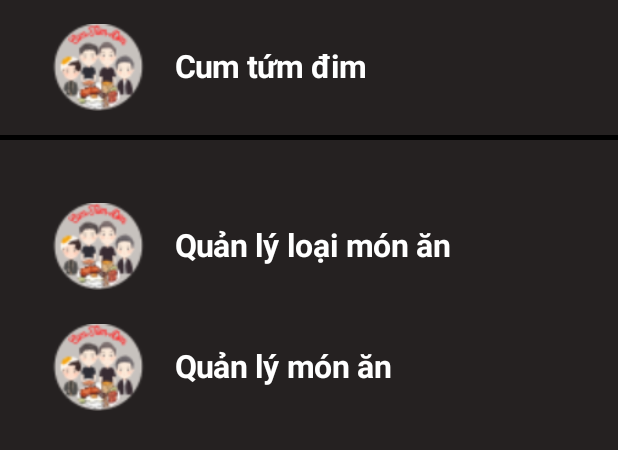
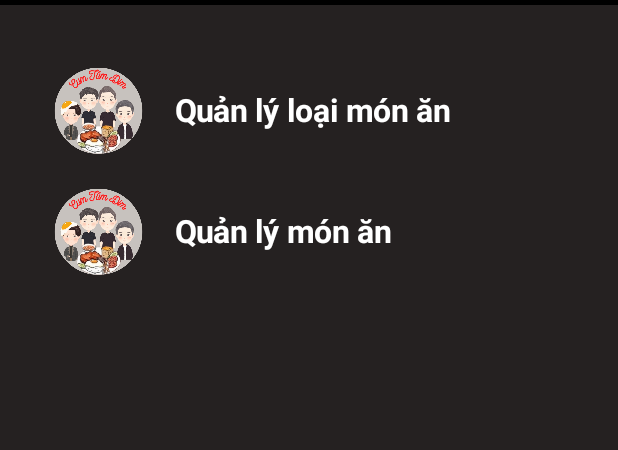
Before and after one commit to DwngSagn38/Com_Tam, an Android app built with Jetpack Compose: the @Preview function QuanLy, on a phone screen of 412 x 824 dp. Shown: the top 450 px of the screen. Run offline under Robolectric (Android 15) with nearby library versions, the phone set to English and light mode, and no system bars.

Commit message:
Chuyen man

```diff
--- a/app/src/main/java/com/example/com_tam/ui/theme/navigator/NavApp.kt
+++ b/app/src/main/java/com/example/com_tam/ui/theme/navigator/NavApp.kt
@@ -20,11 +20,11 @@ fun NavApp() {
     val navController = rememberNavController()
     NavHost(
         navController = navController,
-        startDestination = Screen.FurnitureApp.route,
+        startDestination = Screen.WelcomeScreen.route,
     ) {
-        composable(Screen.WelcomeScreen.route) { WelcomeScreen() }
+        composable(Screen.WelcomeScreen.route) { WelcomeScreen(navController) }
         composable(Screen.LoginScreen.route) { LoginScreen(navController) }
-        composable(Screen.Sign_inScreen.route) { Sign_inScreen() }
+        composable(Screen.Sign_inScreen.route) { Sign_inScreen(navController) }
         composable(Screen.HoTroScreen.route) { HoTro() }
         composable(Screen.XacNhanDHScreen.route) { XacNhanDonHang() }
         composable(Screen.ManagerScreen.route) { QuanLy() }
--- a/app/src/main/java/com/example/com_tam/ui/theme/screen/LoginSceen.kt
+++ b/app/src/main/java/com/example/com_tam/ui/theme/screen/LoginSceen.kt
@@ -87,7 +87,10 @@ fun LoginScreen(naviController: NavController) {
 				verticalAlignment = Alignment.CenterVertically,
 				horizontalArrangement = Arrangement.Center
 			) {
-				Text(text = "Xác nhận", color = Color.White, fontSize = 18.sp)
+				Text(text = "Xác nhận", color = Color.White, fontSize = 18.sp,
+					modifier = Modifier.clickable {
+						naviController.navigate(Screen.FurnitureApp.route)
+					})
 			}
 
 			Text(text =
--- a/app/src/main/java/com/example/com_tam/ui/theme/screen/ManagerScreen.kt
+++ b/app/src/main/java/com/example/com_tam/ui/theme/screen/ManagerScreen.kt
@@ -37,36 +37,6 @@ fun QuanLy() {
         Column(
             modifier = Modifier.fillMaxSize(),
         ) {
-            Box(
-                modifier = Modifier
-                    .fillMaxWidth()
-                    .height(90.dp),
-                contentAlignment = Alignment.Center
-            ) {
-                Row(
-                    modifier = Modifier
-                        .fillMaxWidth()
-                        .height(70.dp),
-                    verticalAlignment = Alignment.CenterVertically
-                ) {
-                    Spacer(modifier = Modifier.padding(15.dp))
-                    Image(
-                        painter = painterResource(id = R.drawable.logo),
-                        contentDescription = null,
-                        modifier = Modifier
-                            .width(70.dp)
-                            .height(58.dp),
-                        contentScale = ContentScale.FillBounds
-                    )
-                    Spacer(modifier = Modifier.padding(8.dp))
-                    Text(
-                        text = "Cum tứm đim",
-                        fontSize = 21.sp,
-                        fontWeight = FontWeight.Bold,
-                        color = Color.White
-                    )
-                }
-            }
             Divider(
                 color = Color.Black,
                 thickness = 3.dp,
@@ -88,7 +58,7 @@ fun QuanLy() {
                 ) {
                     Spacer(modifier = Modifier.padding(15.dp))
                     Image(
-                        painter = painterResource(id = R.drawable.logo),
+                        painter = painterResource(id = R.drawable.logo2),
                         contentDescription = null,
                         modifier = Modifier
                             .width(70.dp)
@@ -120,7 +90,7 @@ fun QuanLy() {
                 ) {
                     Spacer(modifier = Modifier.padding(15.dp))
                     Image(
-                        painter = painterResource(id = R.drawable.logo),
+                        painter = painterResource(id = R.drawable.logo2),
                         contentDescription = null,
                         modifier = Modifier
                             .width(70.dp)
```
Also changed, not shown: app/src/main/java/com/example/com_tam/ui/theme/navigator/BottomNav.kt (+10 -8 lines), app/src/main/java/com/example/com_tam/ui/theme/screen/Sign_inScreen.kt (+8 -3 lines), app/src/main/java/com/example/com_tam/ui/theme/screen/WelcomeScreen.kt (+26 -3 lines), app/src/main/java/com/example/com_tam/ui/theme/screen/XacNhanDHScreen.kt (+1 -30 lines).
